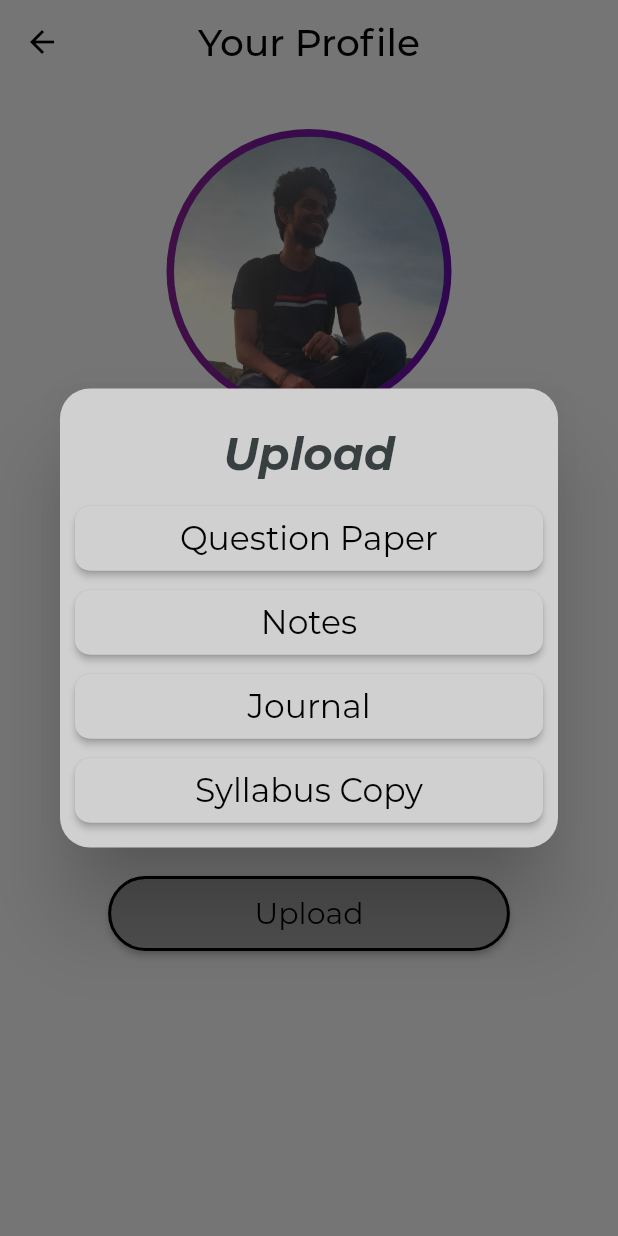
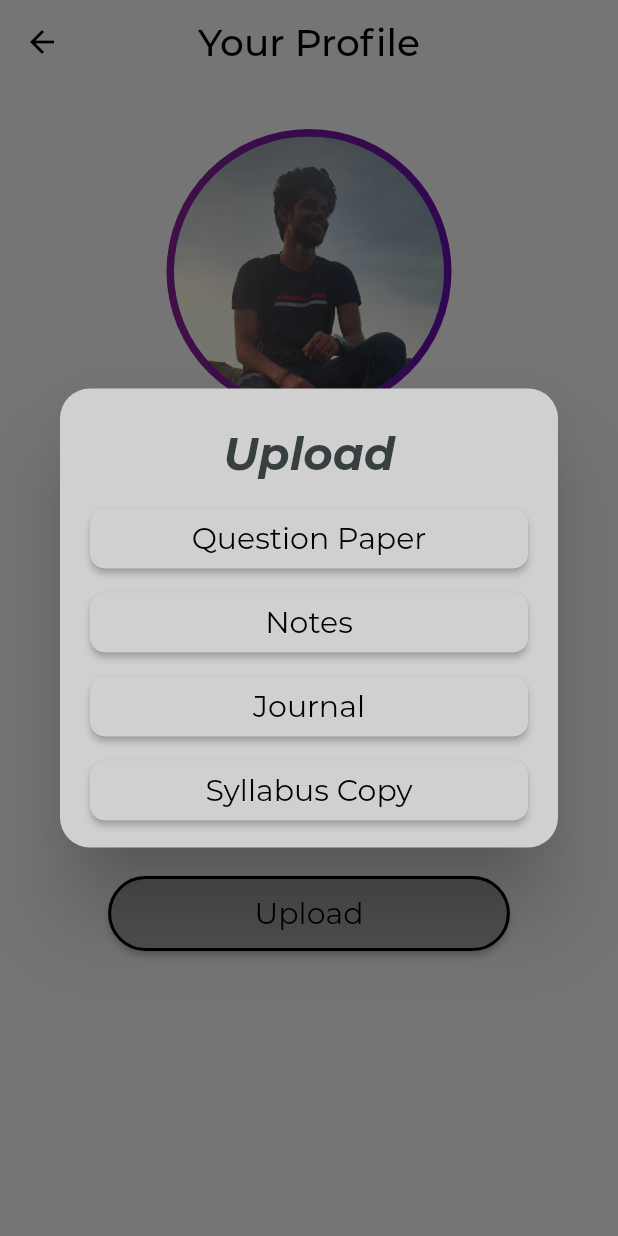
Before and after one commit to pramodksh/paper-for-peers, a Flutter app: the ProfileScreen screen opened directly, after a tap on "Upload", on a phone screen of 412 x 824 dp. Run offline on Flutter 3.47's test engine with Material 2 defaults, Android fonts, the phone set to English and light mode, and no system bars; our stand-ins replace dotted_border, flutter_rating_bar, page_indicator, shared_preferences; missing offline and left inert: advance_pdf_viewer, thememode_selector; accounts and stored records are empty; project files that could hold a hidden picture were left out.

Commit message:
dashboard - utilities - improved get add post container function

```diff
--- a/lib/modules/dashboard/journal/journal.dart
+++ b/lib/modules/dashboard/journal/journal.dart
@@ -87,7 +87,6 @@ class _JournalState extends State<Journal> {
         context: context,
         onPressed: onAddJournalPressed,
         label: "Add Journal",
-        isExpanded: true,
       ));
     }
 
--- a/lib/modules/dashboard/profile/profile.dart
+++ b/lib/modules/dashboard/profile/profile.dart
@@ -4,9 +4,18 @@ import 'package:papers_for_peers/config/app_theme.dart';
 import 'package:papers_for_peers/config/colors.dart';
 import 'package:papers_for_peers/config/default_assets.dart';
 import 'package:papers_for_peers/config/export_config.dart';
+import 'package:papers_for_peers/modules/dashboard/profile/upload/upload_post.dart';
 import 'package:papers_for_peers/modules/dashboard/profile/your_posts/your_posts.dart';
 import 'package:papers_for_peers/services/theme_provider/theme_provider.dart';
 import 'package:provider/provider.dart';
+
+enum TypesOfPost {
+  QuestionPaper,
+  Notes,
+  SyllabusCopy,
+  Journal,
+}
+
 
 class ProfileScreen extends StatefulWidget {
   @override
@@ -24,12 +33,19 @@ class _ProfileScreenState extends State<ProfileScreen> {
   int totalDownloads = 20;
   var themeChange;
 
-  List<String> typesOfPosts = [
-    "Question Paper",
-    "Notes",
-    "Journal",
-    "Syllabus Copy",
+  List<Map<String, dynamic>> typesOfPosts = [
+    { "label": "Question Paper", "enum": TypesOfPost.QuestionPaper },
+    { "label": "Notes", "enum": TypesOfPost.Notes },
+    { "label": "Journal", "enum": TypesOfPost.Journal },
+    { "label": "Syllabus Copy", "enum": TypesOfPost.SyllabusCopy },
   ];
+
+  // List<String> typesOfPosts = [
+  //   "Question Paper",
+  //   "Notes",
+  //   "Journal",
+  //   "Syllabus Copy",
+  // ];
 
 
   Widget getCircularProfileImage({@required imagePath}) {
@@ -97,7 +113,7 @@ class _ProfileScreenState extends State<ProfileScreen> {
     );
   }
 
-  Widget getCustomButton({@required String title, @required Function onPressed}){
+  Widget getProfileCustomButton({@required String title, @required Function onPressed}){
     return SizedBox(
       width: MediaQuery.of(context).size.width * 0.65,
       height: 50,
@@ -121,7 +137,6 @@ class _ProfileScreenState extends State<ProfileScreen> {
   }
 
   Widget _buildUploadDialog() {
-    // todo
     return Dialog(
       shape: RoundedRectangleBorder(
         borderRadius: BorderRadius.circular(20),
@@ -129,7 +144,7 @@ class _ProfileScreenState extends State<ProfileScreen> {
       backgroundColor: themeChange.isDarkTheme ? CustomColors.reportDialogBackgroundColor : CustomColors.lightModeBottomNavBarColor,
       child: Container(
         width: MediaQuery.of(context).size.width * 0.9,
-        padding: EdgeInsets.symmetric(horizontal: 10, vertical: 10),
+        padding: EdgeInsets.symmetric(horizontal: 20, vertical: 10),
         child: Column(
           mainAxisSize: MainAxisSize.min,
           children: [
@@ -148,8 +163,12 @@ class _ProfileScreenState extends State<ProfileScreen> {
                       borderRadius: BorderRadius.circular(10),
                     )
                   ),
-                  onPressed: () {},
-                  child: Text(e, style: TextStyle(fontSize: 22),),
+                  onPressed: () {
+                    Navigator.of(context).push(MaterialPageRoute(
+                      builder: (context) => UploadPost(label: e["label"], typesOfPost: e["enum"],),
+                    ));
+                  },
+                  child: Text(e["label"], style: TextStyle(fontSize: 20),),
                 ),
               )).toList(),
             ),
@@ -202,13 +221,13 @@ class _ProfileScreenState extends State<ProfileScreen> {
                 ],
               ),
               SizedBox(height: 30,),
-              getCustomButton(title: 'Your Post', onPressed: () {
+              getProfileCustomButton(title: 'Your Post', onPressed: () {
                 Navigator.of(context).push(MaterialPageRoute(
                   builder: (context) => YourPosts(),
                 ));
               }),
               SizedBox(height: 30,),
-              getCustomButton(title: 'Upload', onPressed: () {
+              getProfileCustomButton(title: 'Upload', onPressed: () {
                 showDialog(
                   context: context,
                   builder: (context) => _buildUploadDialog(),
--- a/lib/modules/dashboard/shared/PDF_viewer_screen.dart
+++ b/lib/modules/dashboard/shared/PDF_viewer_screen.dart
@@ -290,7 +290,6 @@ class _PDFViewerScreenState extends State<PDFViewerScreen> {
           label: "Add Syllabus Copy",
           onPressed: () {},
           context: context,
-          isExpanded: true,
         ));
       }
 
```
Also changed, not shown: lib/config/app_constants.dart (+0 -7 lines), lib/modules/dashboard/notes/notes.dart (+8 -7 lines), lib/modules/dashboard/profile/upload/upload_post.dart (added, +42 -0 lines), lib/modules/dashboard/question_paper/question_paper.dart (+8 -4 lines), lib/modules/dashboard/utilities/utilities.dart (+1 -18 lines).
